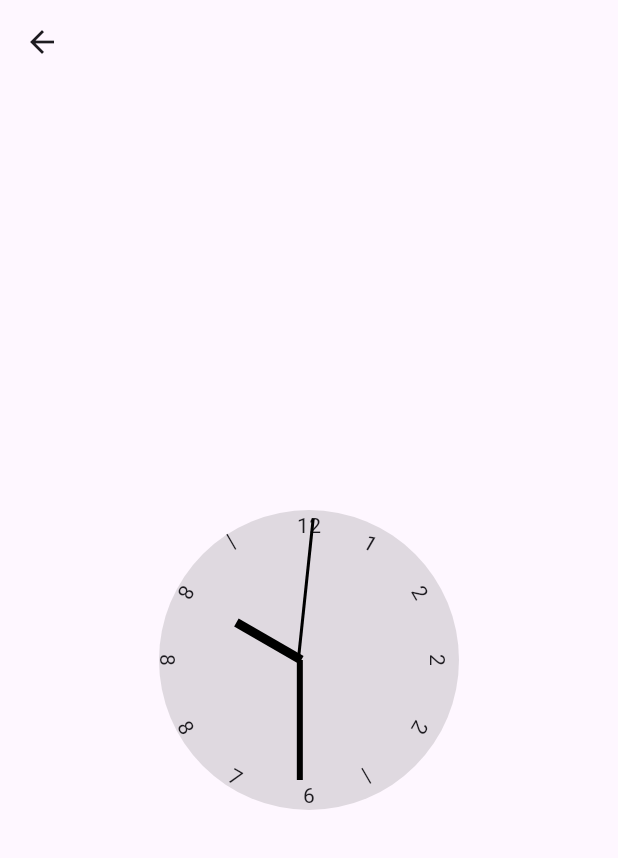
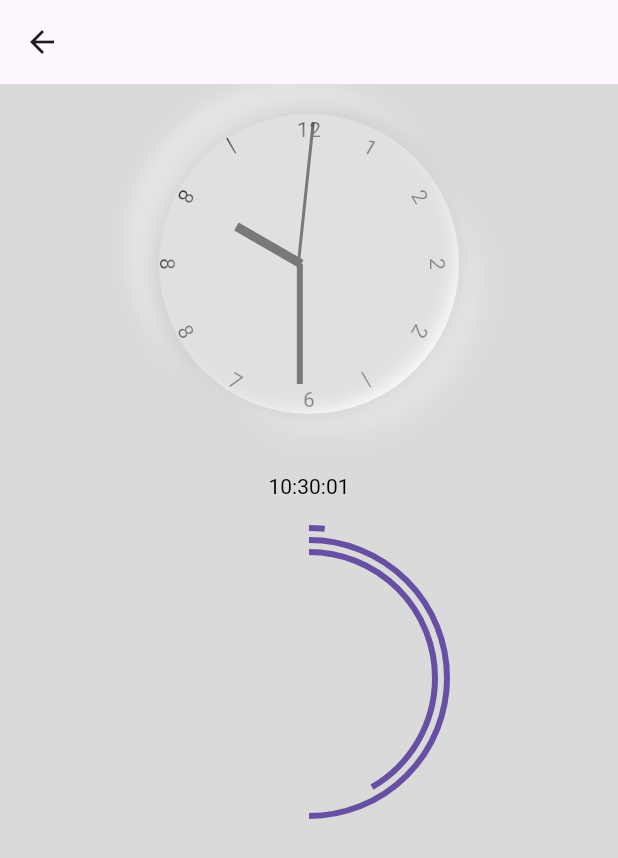
Before and after one commit to Pankaj-pm/clock_app, a Flutter app: the screen it shows after launch, in the side drawer, after a tap on "ClockUI", on a phone screen of 412 x 824 dp. Shown: the top 858 px of the screen. Run offline on Flutter 3.47's test engine with Material 3 defaults, Android fonts, the phone set to English and light mode, and no system bars; network calls fail.

Commit message:
Clock UI creation with logic (Digital, Analog and Strap Watch UI)

```diff
--- a/lib/clock_ui.dart
+++ b/lib/clock_ui.dart
@@ -24,11 +24,49 @@ class _ClockUIState extends State<ClockUI> {
   Widget build(BuildContext context) {
     return Scaffold(
       appBar: AppBar(),
+      backgroundColor: Color(0xffdadada),
       body: Center(
-        child: Container(
+        child: Column(
+          children: [
+            Container(
               height: 200,
               width: 200,
-          decoration: BoxDecoration(shape: BoxShape.circle, color: Colors.black12),
+              margin: EdgeInsets.all(20),
+              decoration: BoxDecoration(
+                shape: BoxShape.circle,
+                color: Colors.white,
+                boxShadow: [
+                  BoxShadow(
+                    color: Colors.white,
+                    offset: Offset(-10, -10),
+                    spreadRadius: 8,
+                    blurRadius: 10,
+                  ),
+                  BoxShadow(
+                    color: Colors.black12,
+                    offset: Offset(8, 8),
+                    spreadRadius: 8,
+                    blurRadius: 10,
+                  )
+                ],
+              ),
+              foregroundDecoration: BoxDecoration(
+                shape: BoxShape.circle,
+                boxShadow: [
+                  BoxShadow(
+                    color: Colors.white54,
+                    offset: Offset(10, 10),
+                    spreadRadius: 8,
+                    blurRadius: 10,
+                  ),
+                  BoxShadow(
+                    color: Colors.black12,
+                    offset: Offset(-8, -8),
+                    spreadRadius: 8,
+                    blurRadius: 10,
+                  )
+                ],
+              ),
               alignment: Alignment.center,
               child: Stack(
                 children: [
@@ -119,6 +157,48 @@ class _ClockUIState extends State<ClockUI> {
                 ],
               ),
             ),
+            SizedBox(
+              height: 20,
+            ),
+            RichText(
+              text: TextSpan(
+                style: TextStyle(color: Colors.black),
+                children: [
+                  TextSpan(text: "${duration.inHours % 24}".padLeft(2, "0")),
+                  TextSpan(text: ":"),
+                  TextSpan(text: "${duration.inMinutes % 60}".padLeft(2, "0")),
+                  TextSpan(text: ":"),
+                  TextSpan(text: "${duration.inSeconds % 60}".padLeft(2, "0")),
+                ],
+              ),
+            ),
+            SizedBox(height: 20),
+            Container(
+              height: 200,
+              width: 200,
+              child: Stack(
+                fit: StackFit.expand,
+                children: [
+                  Padding(
+                    padding: const EdgeInsets.all(16.0),
+                    child: CircularProgressIndicator(
+                      value: (duration.inHours % 24) / 24,
+                    ),
+                  ),
+                  Padding(
+                    padding: const EdgeInsets.all(8.0),
+                    child: CircularProgressIndicator(
+                      value: (duration.inMinutes % 60) / 60,
+                    ),
+                  ),
+                  CircularProgressIndicator(
+                    value: (duration.inSeconds % 60) / 60,
+                  ),
+                ],
+              ),
+            )
+          ],
+        ),
       ),
     );
   }
--- a/lib/main.dart
+++ b/lib/main.dart
@@ -2,6 +2,7 @@ import 'package:clock_app/home_page.dart';
 import 'package:flutter/material.dart';
 
 void main(){
+
   runApp(MyApp());
 }
 
```
Lines whose indentation alone changed are shown as unchanged.
